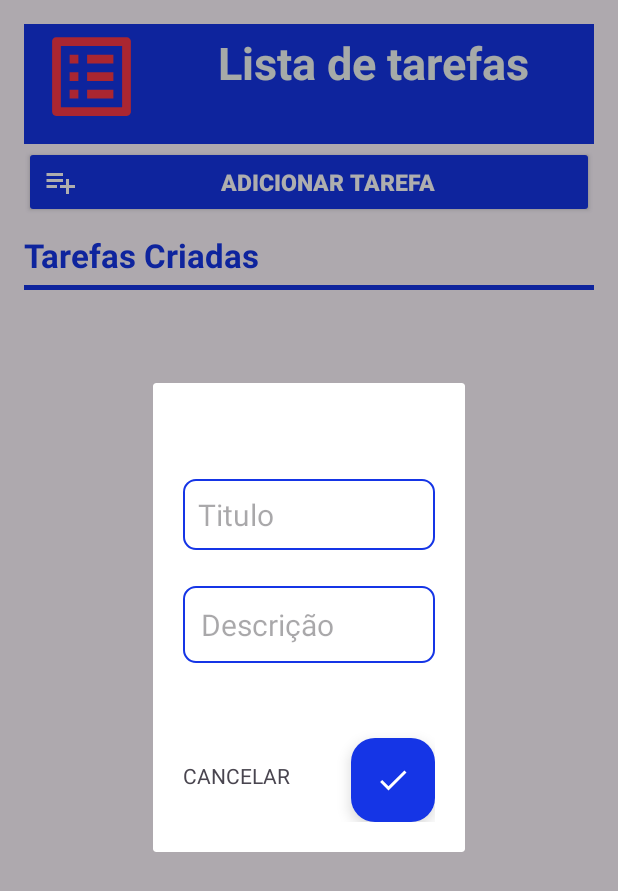
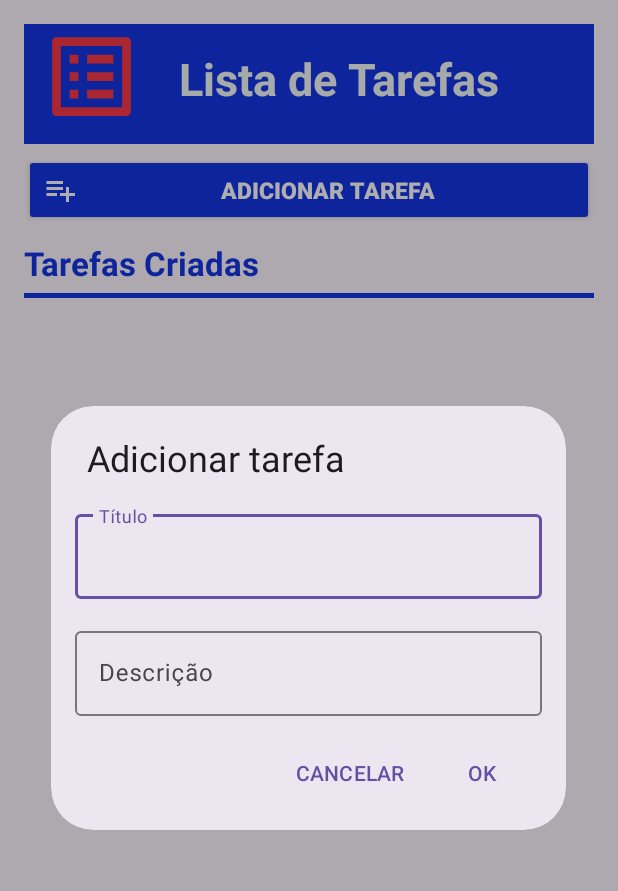
Before and after one commit to gabreucast/Projeto-To-Do-List, an Android app: the screen it shows after launch (MainActivity), after a tap on "ADICIONAR TAREFA", on a phone screen of 412 x 824 dp. Shown: the top 891 px of the screen. Run offline under Robolectric (Android 15) with nearby library versions, the phone set to English and light mode, and no system bars; our stand-ins replace Room's generated code.

Commit message:
configurar: 1. modifiqui el dialog en el fragmen.
2. adicionei o Bundle para mandar informacion entre activity e fragment

3. adicionei funcionalidades para o botão de delete

4. adicionei varios strings

5. mudei o nome de user para task na lista no viewmodel

```diff
--- a/ProjetoToDoList/app/src/main/java/com/gabreucast/projetotodolist/Fragmets/fragment_principal_edit.kt
+++ b/ProjetoToDoList/app/src/main/java/com/gabreucast/projetotodolist/Fragmets/fragment_principal_edit.kt
@@ -1,60 +1,91 @@
 package com.gabreucast.projetotodolist.Fragmets
 
+import android.app.Dialog
 import android.os.Bundle
-import android.view.LayoutInflater
-import android.view.View
-import android.view.ViewGroup
-import android.widget.EditText
-import android.widget.TextView
 import android.widget.Toast
 import androidx.fragment.app.DialogFragment
+import androidx.lifecycle.ViewModelProvider
 import com.gabreucast.projetotodolist.R
-import db.AppDatabase
+import com.google.android.material.dialog.MaterialAlertDialogBuilder
+import com.google.android.material.textfield.TextInputEditText
 import model.ListEntity
+import ui.MainViewModel
 
 class FragmentPrincipalEdit : DialogFragment() {
 
-    override fun onCreateView(
-        inflater: LayoutInflater, container: ViewGroup?,
-        savedInstanceState: Bundle?
-    ): View? {
-        val view = inflater.inflate(R.layout.fragment_principal_edit, container, false)
+    // Inicialização das variáveis para os campos de texto
+    private lateinit var titleET: TextInputEditText
+    private lateinit var taskET: TextInputEditText
+    private lateinit var viewModel: MainViewModel
+    private var isEditing: Boolean = false
 
-        // Referencias dos botões
-        val cancelTextView = view.findViewById<TextView>(R.id.cancel)
-        val editNoteFab = view.findViewById<View>(R.id.editNoteFab)
-        val titleET = view.findViewById<EditText>(R.id.titleET)
-        val taskET = view.findViewById<EditText>(R.id.taskET)
-        val database = AppDatabase.getDatabase(requireContext())
+    // Método que cria o diálogo do fragmento
+    override fun onCreateDialog(savedInstanceState: Bundle?): Dialog {
+        val inflater = requireActivity().layoutInflater
+        val view = inflater.inflate(R.layout.fragment_principal_edit, null)
 
-        // Fecha o dialogo
-        cancelTextView.setOnClickListener {
-            dismiss()
+        // Verifica se estamos em modo de edição ou criação de tarefa
+        isEditing = arguments?.getBoolean("isEditing", false) ?: false
+
+        // Inicializa os campos de entrada de texto
+        titleET = view.findViewById(R.id.titleET)
+        taskET = view.findViewById(R.id.taskET)
+
+        // Inicializa o ViewModel para interagir com os dados
+        viewModel = ViewModelProvider(requireActivity())[MainViewModel::class.java]
+
+        // Se estiver em modo de edição, carrega os dados da tarefa
+        if (isEditing) {
+            val title = arguments?.getString("title")
+            val task = arguments?.getString("task")
+
+            titleET.setText(title)
+            taskET.setText(task)
         }
 
-        // Verificar os campos quando clicado no Floating Button
-        editNoteFab.setOnClickListener {
+        // Criação do diálogo com título e botões
+        return MaterialAlertDialogBuilder(requireActivity(), theme).setView(view)
+            .setTitle(if (isEditing) getString(R.string.editTask) else getString(R.string.addTask))
+            .setPositiveButton("OK") { dialog, _ ->
+                // Pega os valores digitados nos campos de texto
                 val title = titleET.text.toString().trim()
                 val task = taskET.text.toString().trim()
 
+                // Verifica se os campos estão preenchidos
                 if (title.isEmpty() || task.isEmpty()) {
+                    // Exibe um toast de erro caso algum campo esteja vazio
                     Toast.makeText(
                         requireContext(),
-                    "por favor insira todos os campos.",
+                        getString(R.string.inserir_campos),
                         Toast.LENGTH_SHORT
                     ).show()
                 } else {
+                    val newTask = ListEntity(title = title, task = task)
 
-                val newTask = ListEntity(title = title, task = task)
-                database.listDao().insert(newTask)
-
-                // Mostrar mensagem de sucesso
-                Toast.makeText(requireContext(), "Tarefa salva com sucesso!", Toast.LENGTH_SHORT)
-                    .show()
+                    if (isEditing) {
+                        // Se estamos editando, atualiza a tarefa existente
+                        viewModel.updateTask(newTask)
+                        Toast.makeText(
+                            requireContext(),
+                            getString(R.string.taskUpdated),
+                            Toast.LENGTH_SHORT
+                        ).show()
+                    } else {
+                        // Se não estamos editando, cria uma nova tarefa
+                        viewModel.addTask(newTask)
+                        Toast.makeText(
+                            requireContext(),
+                            getString(R.string.tarefa_salva),
+                            Toast.LENGTH_SHORT
+                        ).show()
+                    }
                     dismiss()
                 }
             }
-
-        return view
+            // Caso o botão negativo seja pressionado, apenas fecha o diálogo
+            .setNegativeButton(getString(R.string.cancel)) { dialog, _ ->
+                dialog.dismiss()
+            }
+            .create()
     }
 }
--- a/ProjetoToDoList/app/src/main/java/ui/MainActivity.kt
+++ b/ProjetoToDoList/app/src/main/java/ui/MainActivity.kt
@@ -3,6 +3,8 @@ package ui
 import android.annotation.SuppressLint
 import android.os.Bundle
 import android.widget.Button
+import android.widget.Toast
+import androidx.appcompat.app.AlertDialog
 import androidx.appcompat.app.AppCompatActivity
 import androidx.lifecycle.ViewModelProvider
 import androidx.recyclerview.widget.LinearLayoutManager
@@ -13,6 +15,7 @@ import model.ListEntity
 
 class MainActivity : AppCompatActivity() {
 
+    // Inicializa as variáveis
     private lateinit var recyclerView: RecyclerView
     private lateinit var adapter: TaskAdapter
     private lateinit var itemList: MutableList<ListEntity>
@@ -23,6 +26,7 @@ class MainActivity : AppCompatActivity() {
         super.onCreate(savedInstanceState)
         setContentView(R.layout.activity_main)
 
+        // Inicializa o ViewModel
         viewModel = ViewModelProvider(this)[MainViewModel::class.java]
         viewModel.inicializarDataBase(applicationContext)
 
@@ -31,10 +35,12 @@ class MainActivity : AppCompatActivity() {
         recyclerView.layoutManager =
             LinearLayoutManager(this, LinearLayoutManager.VERTICAL, false)
 
+        // Configura o adapter da RecyclerView
         adapter = TaskAdapter(itemList)
         recyclerView.adapter = adapter
 
-        viewModel.users.observe(this) { tasks ->
+        // Observa as mudanças nos dados
+        viewModel.task.observe(this) { tasks ->
             tasks?.let {
                 itemList.clear()
                 itemList.addAll(it)
@@ -43,28 +49,45 @@ class MainActivity : AppCompatActivity() {
             }
         }
 
-        // Acção do botão addButton para adicionar uma tarefa
-        val button = findViewById<Button>(R.id.addButton)
-        button.setOnClickListener {
+        // Ação do botão de adicionar tarefa
+        val addbutton = findViewById<Button>(R.id.addButton)
+        addbutton.setOnClickListener {
             val fragment = FragmentPrincipalEdit()
+            val bundle = Bundle()
+            bundle.putBoolean("isEditing", false) // Indica que é para adicionar uma tarefa
+            fragment.arguments = bundle
             fragment.show(supportFragmentManager, "FragmentPrincipalEdit")
         }
 
-        // Acção do botão editTask para editar uma tarefa
+        // Ação do botão de editar tarefa
         adapter.onEditClick = { task ->
             val fragment = FragmentPrincipalEdit()
             val bundle = Bundle()
+            bundle.putBoolean("isEditing", true) // Indica que é para editar uma tarefa
             bundle.putString("title", task.title)
             bundle.putString("task", task.task)
             fragment.arguments = bundle
             fragment.show(supportFragmentManager, "FragmentPrincipalEdit")
         }
 
-        // Acção do botão deleteTask para deletar uma tarefa
+        // Ação do botão de excluir tarefa
         adapter.onDeleteClick = { task ->
-            viewModel.deleteUser(task)
+            val alertDialog = AlertDialog.Builder(this)
+                .setTitle(getString(R.string.confirm_title))
+                .setMessage(getString(R.string.confirm_message))
+                .setPositiveButton(getString(R.string.confirm_positive)) { dialog, which ->
+                    Toast.makeText(
+                        this,
+                        getString(R.string.confirm_taskdeleted),
+                        Toast.LENGTH_SHORT
+                    ).show()
+                    viewModel.deleteTask(task)
+                }
+                .setNegativeButton(getString(R.string.confirm_negative)) { dialog, which ->
+                    dialog.dismiss()
+                }
+                .create()
+            alertDialog.show()
         }
-
-
     }
 }
--- a/ProjetoToDoList/app/src/main/java/ui/MainActivityViewModel.kt
+++ b/ProjetoToDoList/app/src/main/java/ui/MainActivityViewModel.kt
@@ -15,40 +15,40 @@ class MainViewModel : ViewModel() {   /// chave do MainViewModel
 
     private lateinit var database: AppDatabase
 
-    val users: MutableLiveData<List<ListEntity>> = MutableLiveData()
+    val task: MutableLiveData<List<ListEntity>> = MutableLiveData()
 
     fun inicializarDataBase(context: Context) {
         viewModelScope.launch(Dispatchers.IO) {
             database = AppDatabase.getDatabase(context)
-            listUser()
+            listTask()
         }
     }
 
-    private fun listUser() {
+    private fun listTask() {
         viewModelScope.launch(Dispatchers.IO) {
-            val listUsers = database.listDao().getAll()
-            users.postValue(listUsers)
+            val listTask = database.listDao().getAll()
+            task.postValue(listTask)
         }
     }
 
-    fun addUser(task: ListEntity) {
+    fun addTask(task: ListEntity) {
         viewModelScope.launch(Dispatchers.IO) {
             database.listDao().insert(task)
-            listUser()
+            listTask()
         }
     }
 
-    fun updateUser(task: ListEntity) {
+    fun updateTask(task: ListEntity) {
         viewModelScope.launch(Dispatchers.IO) {
             database.listDao().update(task)
-            listUser()
+            listTask()
         }
     }
 
-    fun deleteUser(task: ListEntity) {
+    fun deleteTask(task: ListEntity) {
         viewModelScope.launch(Dispatchers.IO) {
             database.listDao().delete(task)
-            listUser()
+            listTask()
         }
     }
 
--- a/ProjetoToDoList/app/src/main/res/layout/activity_main.xml
+++ b/ProjetoToDoList/app/src/main/res/layout/activity_main.xml
@@ -19,15 +19,13 @@
     <androidx.appcompat.widget.AppCompatTextView
         android:id="@+id/titleTextView"
         style="@style/TitleText"
-        android:layout_marginStart="5dp"
-        android:layout_marginTop="5dp"
-        android:paddingBottom="30dp"
+        android:layout_marginTop="16dp"
+        android:layout_marginEnd="40dp"
         android:text="@string/title"
         app:layout_constraintEnd_toEndOf="@+id/blueBackground"
-        app:layout_constraintStart_toEndOf="@id/iconImageView"
+        app:layout_constraintStart_toEndOf="@+id/iconImageView"
         app:layout_constraintTop_toTopOf="parent" />
 
-    <!-- Image do App -->
     <androidx.appcompat.widget.AppCompatImageView
         android:id="@+id/iconImageView"
         style="@style/ImageTitulo"
@@ -42,7 +40,7 @@
         style="@style/AddButton"
         android:drawableStart="@drawable/add_icone"
         android:text="@string/addButton"
-        android:layout_marginTop="5dp"
+        android:layout_marginTop="30dp"
         app:layout_constraintEnd_toEndOf="parent"
         app:layout_constraintStart_toStartOf="parent"
         app:layout_constraintTop_toBottomOf="@id/titleTextView" />
--- a/ProjetoToDoList/app/src/main/res/layout/fragment_principal_edit.xml
+++ b/ProjetoToDoList/app/src/main/res/layout/fragment_principal_edit.xml
@@ -2,43 +2,38 @@
 <androidx.constraintlayout.widget.ConstraintLayout xmlns:android="http://schemas.android.com/apk/res/android"
     xmlns:app="http://schemas.android.com/apk/res-auto"
     android:layout_width="match_parent"
-    android:layout_height="match_parent"
-    android:padding="20dp">
+    android:layout_height="match_parent">
 
-    <!-- Campo de edição da tarefa -->
-    <androidx.appcompat.widget.AppCompatEditText
-        android:id="@+id/titleET"
-        style="@style/TaskEditText"
-        android:layout_marginTop="44dp"
+    <com.google.android.material.textfield.TextInputLayout
+        android:id="@+id/titleInputLayout"
+        android:hint="@string/tituloHint"
+        android:layout_width="match_parent"
+        android:layout_height="wrap_content"
+        android:layout_margin="16dp"
         app:layout_constraintEnd_toEndOf="parent"
         app:layout_constraintStart_toStartOf="parent"
-        app:layout_constraintTop_toTopOf="parent" />
+        app:layout_constraintTop_toTopOf="parent">
 
-    <!-- Botão flutuante para salvar edições -->
-    <androidx.appcompat.widget.AppCompatEditText
-        android:id="@+id/taskET"
-        style="@style/TaskEditText2"
-        android:layout_width="0dp"
-        android:layout_marginTop="24dp"
+        <com.google.android.material.textfield.TextInputEditText
+            android:id="@+id/titleET"
+            android:layout_width="match_parent"
+            android:layout_height="match_parent" />
+    </com.google.android.material.textfield.TextInputLayout>
+
+    <com.google.android.material.textfield.TextInputLayout
+        android:id="@+id/taskInputLayout"
+        android:layout_width="match_parent"
+        android:layout_height="wrap_content"
+        android:layout_margin="16dp"
+        android:hint="@string/tarefaHint"
         app:layout_constraintEnd_toEndOf="parent"
         app:layout_constraintStart_toStartOf="parent"
-        app:layout_constraintTop_toBottomOf="@id/titleET" />
+        app:layout_constraintTop_toBottomOf="@id/titleInputLayout">
 
-    <androidx.appcompat.widget.AppCompatTextView
-        android:id="@+id/cancel"
-        android:layout_width="wrap_content"
-        android:layout_height="wrap_content"
-        android:layout_marginTop="65dp"
-        android:layout_marginEnd="96dp"
-        android:text="@string/cancel"
-        app:layout_constraintEnd_toEndOf="parent"
-        app:layout_constraintTop_toBottomOf="@id/taskET"/>
-
-    <com.google.android.material.floatingactionbutton.FloatingActionButton
-        android:id="@+id/editNoteFab"
-        style="@style/EditNoteFab"
-        app:tint="@android:color/white"
-        app:layout_constraintEnd_toEndOf="parent"
-        app:layout_constraintTop_toBottomOf="@id/taskET" />
+        <com.google.android.material.textfield.TextInputEditText
+            android:id="@+id/taskET"
+            android:layout_width="match_parent"
+            android:layout_height="match_parent" />
+    </com.google.android.material.textfield.TextInputLayout>
 
 </androidx.constraintlayout.widget.ConstraintLayout>
--- a/ProjetoToDoList/app/src/main/res/values/strings.xml
+++ b/ProjetoToDoList/app/src/main/res/values/strings.xml
@@ -4,53 +4,81 @@
     <string name="app_name">Lista de Tarefas</string>
 
     <!-- Título da tela -->
-    <string name="title">Lista de tarefas</string>
+    <string name="title">Lista de Tarefas</string>
 
-    <!-- Placeholder para adicionar tarefa -->
+    <!-- Placeholder para o campo de adicionar tarefa -->
     <string name="addEditText">Nova Tarefa</string>
 
-    <!-- Botão para adicionar tarefa -->
+    <!-- Texto do botão para adicionar uma nova tarefa -->
     <string name="addButton">Adicionar Tarefa</string>
 
-    <!-- Título da lista de tarefas -->
+    <!-- Título para a lista de tarefas criadas -->
     <string name="createdTasks">Tarefas Criadas</string>
 
-    <!-- Botão para editar tarefa -->
+    <!-- Texto do botão para editar uma tarefa -->
     <string name="editButton">Editar</string>
 
-    <!-- Título de edição de tarefa -->
+    <!-- Título da tela de edição de tarefa -->
     <string name="editTask">Editar Tarefa</string>
 
-    <!-- Botão para salvar -->
+    <!-- Texto do botão para salvar as alterações feitas -->
     <string name="saveButton">Salvar</string>
 
-    <!-- Exemplo de titulo da tarefa -->
-    <string name="tituloHint">Titulo </string>
+    <!-- Exemplo de título para a tarefa -->
+    <string name="tituloHint">Título</string>
 
-    <!-- Exemplo de tarefa -->
+    <!-- Exemplo de descrição da tarefa -->
     <string name="tarefaHint">Descrição</string>
 
-    <!-- Status da tarefa: Deletada -->
+    <!-- Status que indica que a tarefa foi deletada -->
     <string name="statusDeleted">Deletada</string>
 
-    <!-- Botão para excluir a tarefa -->
-    <string name="buttonDeleteTask">Botão de Excluir Tarefa</string>
+    <!-- Texto do botão que exclui uma tarefa -->
+    <string name="buttonDeleteTask">Botão para Excluir Tarefa</string>
 
-    <!-- Botão para editar a tarefa -->
-    <string name="buttonEditTask">Botão de editar tarefa</string>
+    <!-- Texto do botão que edita uma tarefa -->
+    <string name="buttonEditTask">Botão para Editar Tarefa</string>
 
-    <!-- Botão para cancelar ação -->
+    <!-- Texto do botão para cancelar uma ação -->
     <string name="cancel">CANCELAR</string>
 
-    <!-- Título da seção de notas deletadas -->
+    <!-- Título para a seção que exibe as notas deletadas -->
     <string name="notas_deletadas">Notas Deletadas</string>
 
-    <!-- Conteúdo da nota deletada -->
+    <!-- Texto que descreve uma tarefa deletada -->
     <string name="task_deleted">Conteúdo da nota deletada 1</string>
 
     <!-- Nome genérico da tarefa -->
-    <string name="task">Task 1</string>
+    <string name="task">Tarefa 1</string>
 
-    <!-- Título genérico da tarefa -->
-    <string name="titleTask">Title Task</string>
+    <!-- Título genérico de uma tarefa -->
+    <string name="titleTask">Título da Tarefa</string>
+
+    <!-- Mensagem de erro solicitando preenchimento de campos obrigatórios -->
+    <string name="inserir_campos">Por favor, preencha todos os campos.</string>
+
+    <!-- Mensagem de sucesso quando a tarefa é salva corretamente -->
+    <string name="tarefa_salva">Tarefa salva com sucesso!</string>
+
+    <!-- Título do diálogo de confirmação -->
+    <string name="confirm_title">Confirmação</string>
+
+    <!-- Mensagem do diálogo de confirmação para ações importantes -->
+    <string name="confirm_message">Você tem certeza de que deseja continuar?</string>
+
+    <!-- Texto do botão positivo no diálogo de confirmação -->
+    <string name="confirm_positive">Sim</string>
+
+    <!-- Texto do botão negativo no diálogo de confirmação -->
+    <string name="confirm_negative">Não</string>
+
+    <!-- Mensagem indicando que a tarefa foi deletada -->
+    <string name="confirm_taskdeleted">Tarefa eliminada!</string>
+
+    <!-- Texto do botão para adicionar uma nova tarefa -->
+    <string name="addTask">Adicionar tarefa</string>
+
+    <string name="taskUpdated">Tarefa atualizada</string>
+
+
 </resources>
```
Also changed, not shown: 2 other files. Lines whose indentation alone changed are shown as unchanged.
